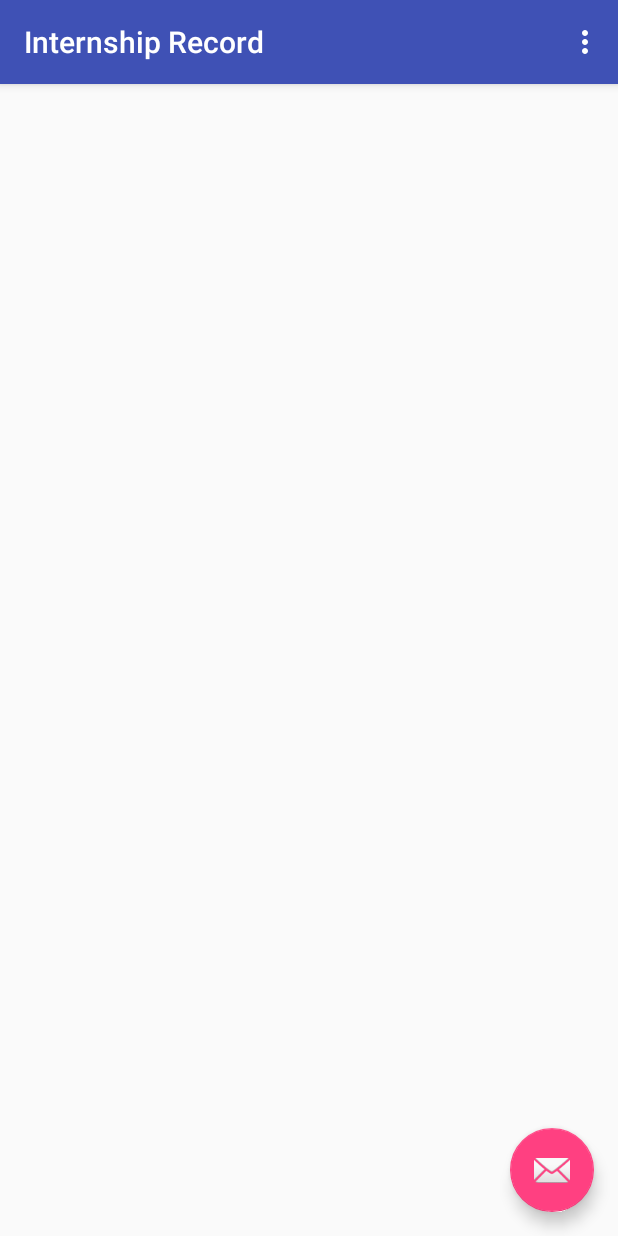
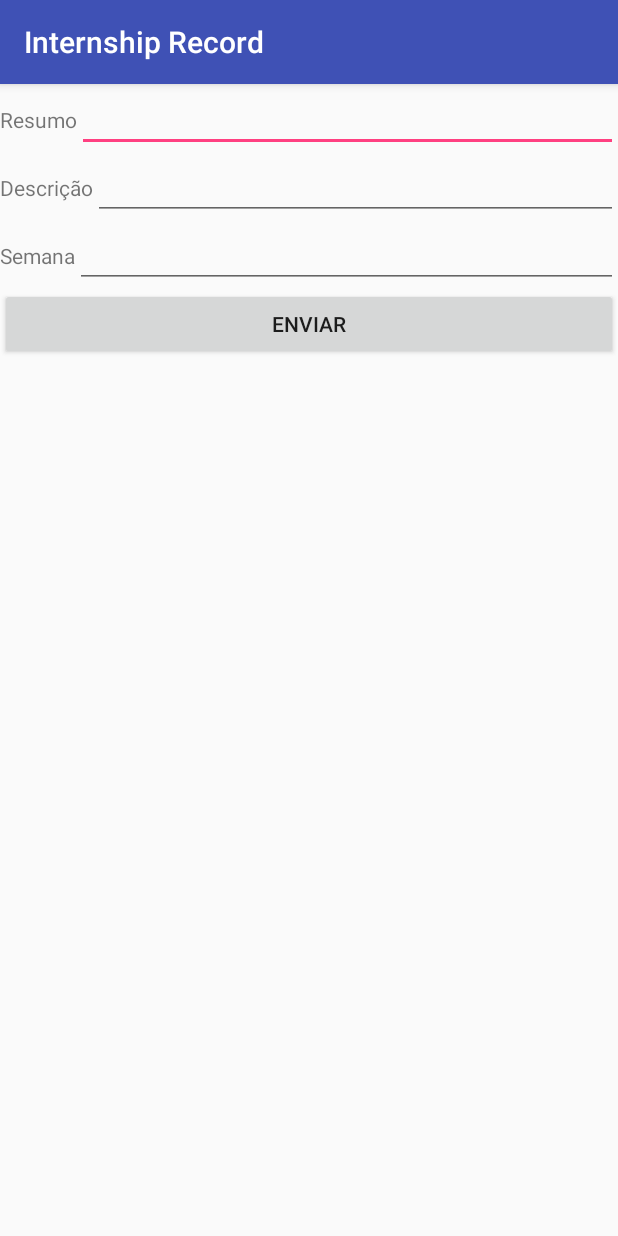
Before and after one commit to matheuskoiti/InternshipRecord, an Android app: the screen it shows after launch (MainActivity before the commit, AddRecord after it), after a tap on an icon or button, on a phone screen of 412 x 824 dp. Run offline under Robolectric (Android 15) with nearby library versions, the phone set to English and light mode, and no system bars.

Commit message:
creating simple record form

```diff
--- a/app/src/main/AndroidManifest.xml
+++ b/app/src/main/AndroidManifest.xml
@@ -9,7 +9,7 @@
         android:supportsRtl="true"
         android:theme="@style/AppTheme">
         <activity
-            android:name="com.internrecord.android.mkoyama.MainActivity"
+            android:name=".MainActivity"
             android:label="@string/app_name"
             android:theme="@style/AppTheme.NoActionBar">
             <intent-filter>
@@ -18,6 +18,7 @@
                 <category android:name="android.intent.category.LAUNCHER" />
             </intent-filter>
         </activity>
+        <activity android:name=".AddRecord"></activity>
     </application>
 
 </manifest>
--- /dev/null
+++ b/app/src/main/java/com/internrecord/android/mkoyama/AddRecord.java
@@ -0,0 +1,13 @@
+package com.internrecord.android.mkoyama;
+
+import android.support.v7.app.AppCompatActivity;
+import android.os.Bundle;
+
+public class AddRecord extends AppCompatActivity {
+
+    @Override
+    protected void onCreate(Bundle savedInstanceState) {
+        super.onCreate(savedInstanceState);
+        setContentView(R.layout.activity_add_record);
+    }
+}
--- a/app/src/main/java/com/internrecord/android/mkoyama/MainActivity.java
+++ b/app/src/main/java/com/internrecord/android/mkoyama/MainActivity.java
@@ -1,5 +1,7 @@
 package com.internrecord.android.mkoyama;
 
+import android.content.Intent;
+import android.database.sqlite.SQLiteDatabase;
 import android.os.Bundle;
 import android.support.v7.app.AppCompatActivity;
 import android.support.v7.widget.Toolbar;
@@ -8,14 +10,23 @@ import android.view.Menu;
 import android.view.MenuItem;
 import android.widget.ListView;
 
+import com.internrecord.android.mkoyama.db.RecordDbHelper;
+
 public class MainActivity extends AppCompatActivity {
+
+    private SQLiteDatabase mdb;
 
     @Override
     protected void onCreate(Bundle savedInstanceState) {
         super.onCreate(savedInstanceState);
         setContentView(R.layout.activity_main);
         Toolbar toolbar = (Toolbar) findViewById(R.id.toolbar);
+
         ListView lv_records = (ListView) findViewById(R.id.lv_records);
+
+        RecordDbHelper dbHelper = new RecordDbHelper(this);
+        mdb = dbHelper.getWritableDatabase();
+
         setSupportActionBar(toolbar);
     }
 
@@ -38,6 +49,7 @@ public class MainActivity extends AppCompatActivity {
     }
 
     public void onClickFloatingButton(View view) {
-
+        Intent addRecordActivity = new Intent(this, AddRecord.class);
+        startActivity(addRecordActivity);
     }
 }
--- a/app/src/main/java/com/internrecord/android/mkoyama/db/RecordDbHelper.java
+++ b/app/src/main/java/com/internrecord/android/mkoyama/db/RecordDbHelper.java
@@ -16,14 +16,15 @@ public class RecordDbHelper extends SQLiteOpenHelper {
     public RecordDbHelper(Context context) {
         super(context, DATABASE_NAME, null, DATABASE_VERSION);
     }
+
     @Override
     public void onCreate(SQLiteDatabase db) {
         final String SQL_CREATE_RECORD = "CREATE TABLE " +
                 RecordContract.RecordEntry.TABLE_NAME + "(" +
-                RecordContract.RecordEntry._ID + "INTEGER PRIMARY KEY AUTOINCREMENT" +
-                RecordContract.RecordEntry.COLUMN_SUMMARY + "TEXT NOT NULL" +
-                RecordContract.RecordEntry.COLUMN_DESCRIPTION + "TEXT NOT NULL" +
-                RecordContract.RecordEntry.COLUMN_WEEK + "TEXT NOT NULL" + ");";
+                RecordContract.RecordEntry._ID + " INTEGER PRIMARY KEY AUTOINCREMENT, " +
+                RecordContract.RecordEntry.COLUMN_SUMMARY + " TEXT NOT NULL, " +
+                RecordContract.RecordEntry.COLUMN_DESCRIPTION + " TEXT NOT NULL, " +
+                RecordContract.RecordEntry.COLUMN_WEEK + " TEXT NOT NULL" + ");";
         db.execSQL(SQL_CREATE_RECORD);
     }
 
--- /dev/null
+++ b/app/src/main/res/layout/activity_add_record.xml
@@ -0,0 +1,59 @@
+<?xml version="1.0" encoding="utf-8"?>
+<LinearLayout xmlns:android="http://schemas.android.com/apk/res/android"
+    android:layout_width="fill_parent"
+    android:layout_height="fill_parent"
+    android:orientation="vertical"
+    xmlns:tools="http://schemas.android.com/tools"
+    tools:context="com.internrecord.android.mkoyama.AddRecord">
+    <LinearLayout
+        android:layout_width="fill_parent"
+        android:layout_height="wrap_content"
+        android:orientation="horizontal">
+        <TextView
+            android:text="Resumo"
+            android:layout_width="wrap_content"
+            android:layout_height="wrap_content" />
+
+        <EditText
+            android:id="@+id/et_summay"
+            android:layout_width="match_parent"
+            android:layout_height="wrap_content" />
+    </LinearLayout>
+
+    <LinearLayout
+        android:layout_width="fill_parent"
+        android:layout_height="wrap_content"
+        android:orientation="horizontal">
+
+        <TextView
+            android:text="Descrição"
+            android:layout_width="wrap_content"
+            android:layout_height="wrap_content" />
+
+        <EditText
+            android:id="@+id/et_description"
+            android:layout_width="match_parent"
+            android:layout_height="wrap_content" />
+    </LinearLayout>
+
+    <LinearLayout
+        android:layout_width="fill_parent"
+        android:layout_height="wrap_content"
+        android:orientation="horizontal">
+
+        <TextView
+            android:text="Semana"
+            android:layout_width="wrap_content"
+            android:layout_height="wrap_content" />
+
+        <EditText
+            android:id="@+id/et_week"
+            android:layout_width="match_parent"
+            android:layout_height="wrap_content" />
+    </LinearLayout>
+
+    <Button
+        android:text="Enviar"
+        android:layout_width="match_parent"
+        android:layout_height="wrap_content" />
+</LinearLayout>
```
